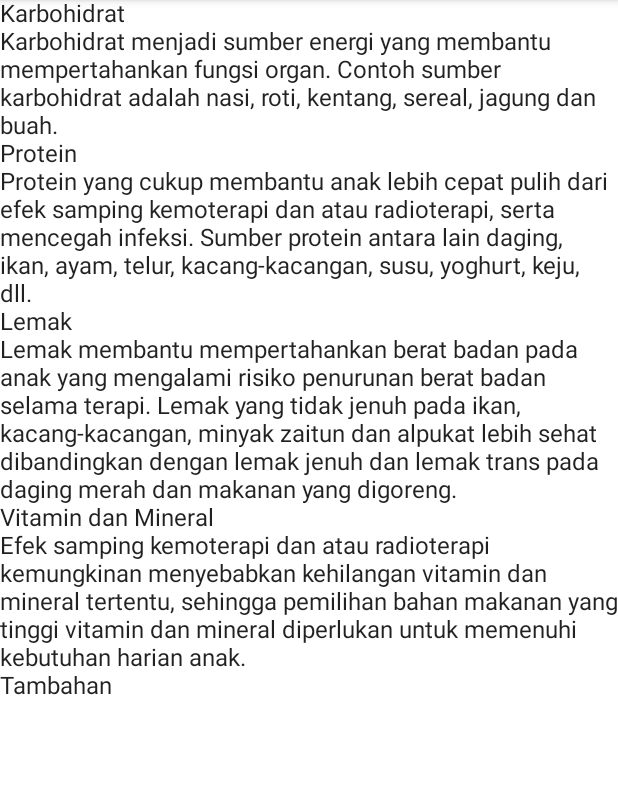
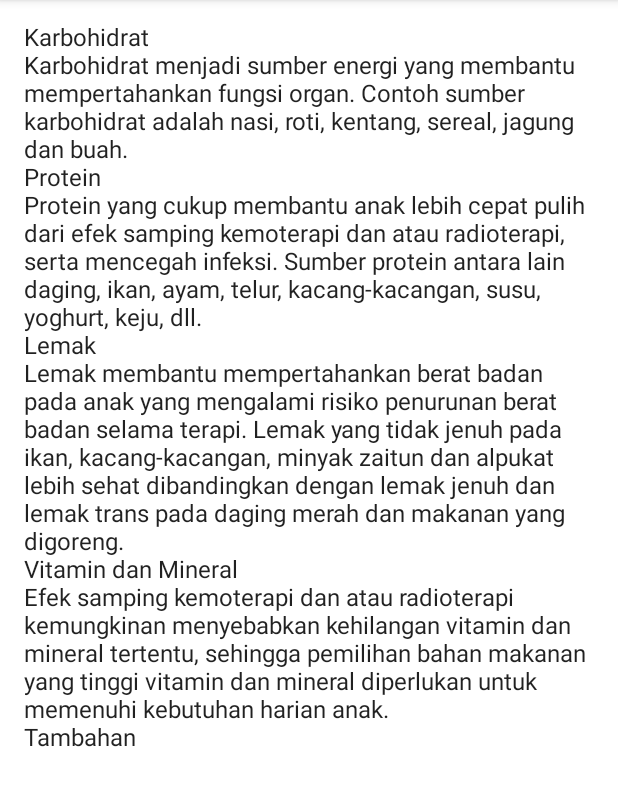
Before and after one commit to Fatimazza/Pedionutricare, an Android app built with Jetpack Compose: the NutritionNeedsActivity screen opened directly, with no data from a screen before it, on a phone screen of 412 x 824 dp, the part 84-890 px from its top. Run offline under Robolectric (Android 15) with nearby library versions, the phone set to English and light mode, and no system bars.

Commit message:
Needs - Add content Padding

```diff
--- a/app/src/main/java/xyz/codingwithza/pedionutricare/NutritionNeedsActivity.kt
+++ b/app/src/main/java/xyz/codingwithza/pedionutricare/NutritionNeedsActivity.kt
@@ -3,14 +3,17 @@ package xyz.codingwithza.pedionutricare
 import android.os.Bundle
 import androidx.activity.ComponentActivity
 import androidx.activity.compose.setContent
+import androidx.compose.foundation.layout.padding
 import androidx.compose.foundation.lazy.LazyColumn
 import androidx.compose.foundation.lazy.items
 import androidx.compose.material.Scaffold
 import androidx.compose.material.Text
 import androidx.compose.material.TopAppBar
 import androidx.compose.runtime.Composable
+import androidx.compose.ui.Modifier
 import androidx.compose.ui.res.stringResource
 import androidx.compose.ui.tooling.preview.Preview
+import androidx.compose.ui.unit.dp
 import xyz.codingwithza.pedionutricare.model.NeedsDataSource
 import xyz.codingwithza.pedionutricare.ui.theme.PedionutricareTheme
 
@@ -37,9 +40,13 @@ fun NutritionNeedsScreen() {
 }
 
 @Composable
-fun NutritionNeeds() {
+fun NutritionNeeds(
+    modifier: Modifier = Modifier
+) {
     val needItems = NeedsDataSource.needItems
-    LazyColumn() {
+    LazyColumn(
+        modifier.padding(16.dp)
+    ) {
         items(needItems) { data ->
             Text(data.title)
             Text(data.desc)
```
